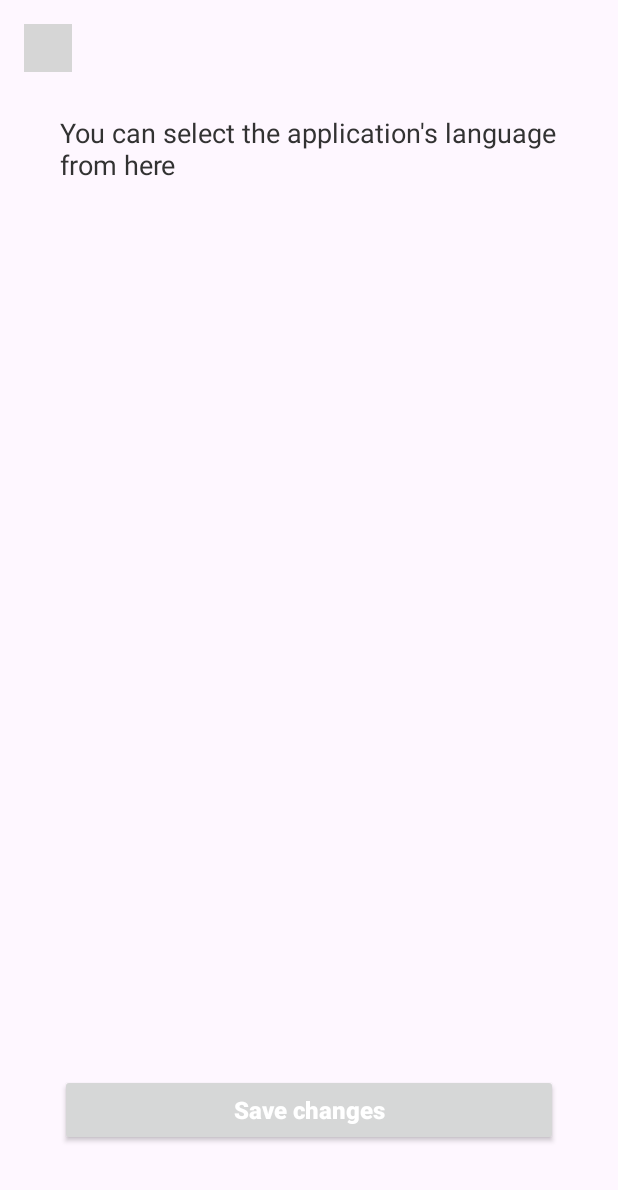
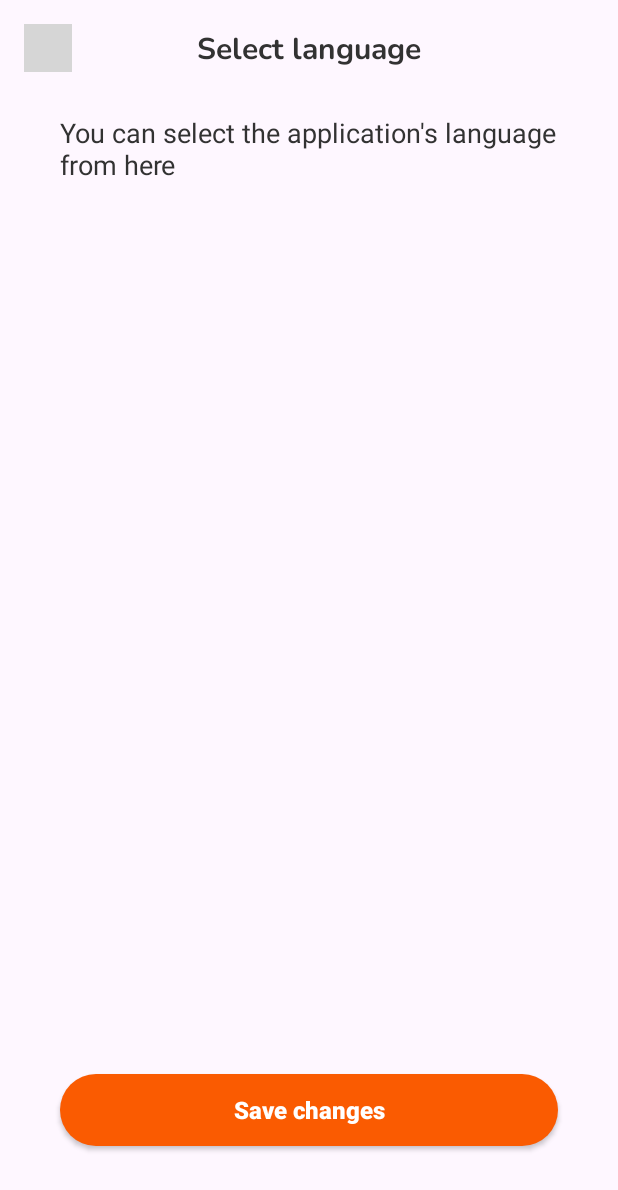
Before and after one commit to onicacristina/HouseOfPizza-xml-version, an Android app: the fragment SelectLanguageFragment shown on its own in the app's theme, on a phone screen of 412 x 824 dp. Shown: the top 1190 px of the screen. Run offline under Robolectric (Android 15) with nearby library versions, the phone set to English and light mode, and no system bars; 1 statement that could not run was skipped; grey boxes are pictures that could not be loaded.

Commit message:
Language Fragment UI

```diff
--- a/app/src/main/java/com/example/myapplication/presentation/settings/SettingsFragment.kt
+++ b/app/src/main/java/com/example/myapplication/presentation/settings/SettingsFragment.kt
@@ -29,7 +29,9 @@ class SettingsFragment :
     }
 
     private fun initListeners() {
-
+        viewBinding.languageContainer.setOnClickListener {
+            navController.navigate(R.id.select_language_fragment)
+        }
     }
 
 }
--- a/app/src/main/java/com/example/myapplication/presentation/settings/select_language/SelectLanguageFragment.kt
+++ b/app/src/main/java/com/example/myapplication/presentation/settings/select_language/SelectLanguageFragment.kt
@@ -1,32 +1,39 @@
 package com.example.myapplication.presentation.settings.select_language
 
-import androidx.lifecycle.ViewModelProvider
 import android.os.Bundle
-import androidx.fragment.app.Fragment
-import android.view.LayoutInflater
 import android.view.View
-import android.view.ViewGroup
+import androidx.fragment.app.viewModels
 import com.example.myapplication.R
+import com.example.myapplication.databinding.FragmentSelectLanguageBinding
+import com.example.myapplication.presentation.base.NoBottomNavigationFragment
+import com.example.myapplication.utils.extensions.viewBinding
 
-class SelectLanguageFragment : Fragment() {
+class SelectLanguageFragment :
+    NoBottomNavigationFragment<FragmentSelectLanguageBinding>(R.layout.fragment_select_language) {
 
-    companion object {
-        fun newInstance() = SelectLanguageFragment()
+    override val viewBinding: FragmentSelectLanguageBinding by viewBinding(
+        FragmentSelectLanguageBinding::bind
+    )
+    override val viewModel: SelectLanguageViewModel by viewModels()
+
+    override fun onViewCreated(view: View, savedInstanceState: Bundle?) {
+        super.onViewCreated(view, savedInstanceState)
+        initViews()
+        initListeners()
     }
 
-    private lateinit var viewModel: SelectLanguageViewModel
-
-    override fun onCreateView(
-        inflater: LayoutInflater, container: ViewGroup?,
-        savedInstanceState: Bundle?
-    ): View? {
-        return inflater.inflate(R.layout.fragment_select_language, container, false)
+    private fun initViews() {
+        initToolbar()
     }
 
-    override fun onActivityCreated(savedInstanceState: Bundle?) {
-        super.onActivityCreated(savedInstanceState)
-        viewModel = ViewModelProvider(this).get(SelectLanguageViewModel::class.java)
-        // TODO: Use the ViewModel
+    private fun initToolbar() {
+        viewBinding.toolbar.ivBack.visibility = View.VISIBLE
+        viewBinding.toolbar.tvTitle.setText(R.string.select_language)
     }
 
+    private fun initListeners() {
+        viewBinding.toolbar.ivBack.setOnClickListener {
+            navController.popBackStack()
+        }
+    }
 }
--- a/app/src/main/res/layout/fragment_select_language.xml
+++ b/app/src/main/res/layout/fragment_select_language.xml
@@ -43,6 +43,7 @@
         android:id="@+id/btnSave"
         android:layout_width="0dp"
         android:layout_height="48dp"
+        android:background="@drawable/round_button"
         android:layout_marginHorizontal="40dp"
         android:layout_marginTop="40dp"
         android:gravity="center"
--- a/app/src/main/res/layout/layout_toolbar.xml
+++ b/app/src/main/res/layout/layout_toolbar.xml
@@ -28,6 +28,7 @@
         android:contentDescription="@null"
         android:focusable="true"
         android:padding="4dp"
+        android:visibility="invisible"
         android:src="@drawable/ic_back_arrow"
         app:layout_constraintBottom_toBottomOf="@+id/tvTitle"
         app:layout_constraintStart_toStartOf="parent"
--- a/app/src/main/res/navigation/mobile_navigation.xml
+++ b/app/src/main/res/navigation/mobile_navigation.xml
@@ -37,4 +37,10 @@
         android:name="com.example.myapplication.presentation.get_started.GetStartedFragment"
         android:label="fragment_get_started"
         tools:layout="@layout/fragment_get_started" />
+
+    <fragment
+        android:id="@+id/select_language_fragment"
+        android:name="com.example.myapplication.presentation.settings.select_language.SelectLanguageFragment"
+        android:label="fragment_select_language"
+        tools:layout="@layout/fragment_select_language" />
 </navigation>
--- a/app/src/main/res/values/strings.xml
+++ b/app/src/main/res/values/strings.xml
@@ -20,6 +20,7 @@
 
     <string name="change_the_system_language">You can select the application\'s language from here</string>
     <string name="save_changes">Save changes</string>
+    <string name="select_language">Select language</string>
     <string name="english">English</string>
     <string name="romanian">Romanian</string>
 
```
